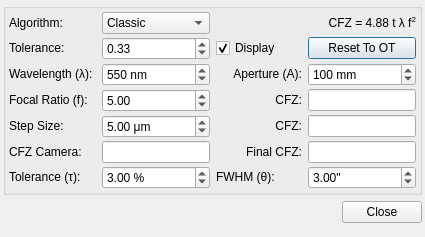
This is kstars/ekos/focus/cfz.ui in KDE/kstars as Qt 5 draws it before an edit. The edited form follows.
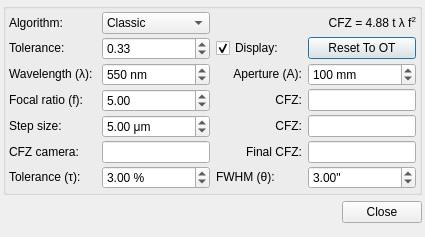
This is the edited form.

Patch:
```diff
--- a/kstars/ekos/focus/cfz.ui
+++ b/kstars/ekos/focus/cfz.ui
@@ -138,7 +138,7 @@
          <string>&lt;html&gt;&lt;head/&gt;&lt;body&gt;&lt;p&gt;Check to display the CFZ on the V-curve after a successful Autofocus run.&lt;/p&gt;&lt;/body&gt;&lt;/html&gt;</string>
         </property>
         <property name="text">
-         <string>Display</string>
+         <string>Display:</string>
         </property>
         <property name="checked">
          <bool>true</bool>
@@ -261,7 +261,7 @@
          </sizepolicy>
         </property>
         <property name="text">
-         <string>&lt;html&gt;&lt;head/&gt;&lt;body&gt;&lt;p&gt;Step Size:&lt;/p&gt;&lt;/body&gt;&lt;/html&gt;</string>
+         <string>&lt;html&gt;&lt;head/&gt;&lt;body&gt;&lt;p&gt;Step size:&lt;/p&gt;&lt;/body&gt;&lt;/html&gt;</string>
         </property>
         <property name="buddy">
          <cstring>focusCFZStepSize</cstring>
@@ -277,7 +277,7 @@
          </sizepolicy>
         </property>
         <property name="text">
-         <string>CFZ Camera:</string>
+         <string>CFZ camera:</string>
         </property>
        </widget>
       </item>
@@ -460,7 +460,7 @@
          </sizepolicy>
         </property>
         <property name="text">
-         <string>Focal Ratio (f):</string>
+         <string>Focal ratio (f):</string>
         </property>
         <property name="buddy">
          <cstring>focusCFZFNumber</cstring>
```
Left out of the diff: 2 changed lines with no effect on the pictures.
